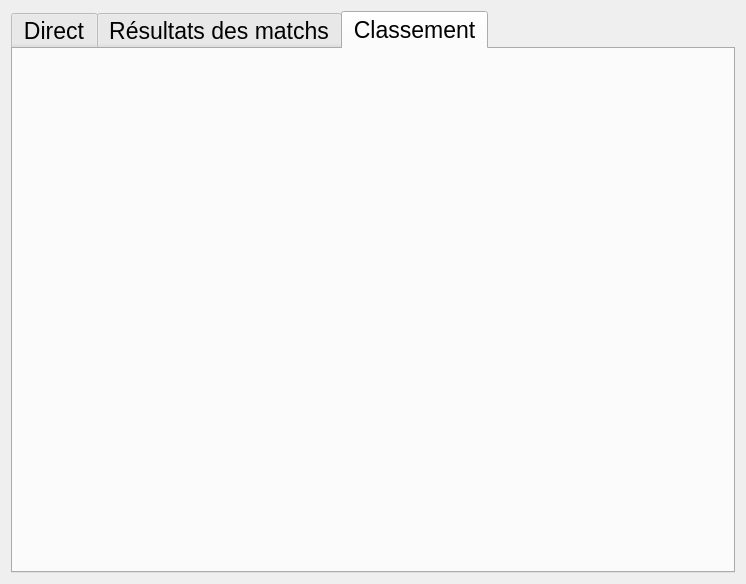
First picture: the form in trunk/CRA/fenetre.ui, repository aperrin/python-adventure, before the edit.
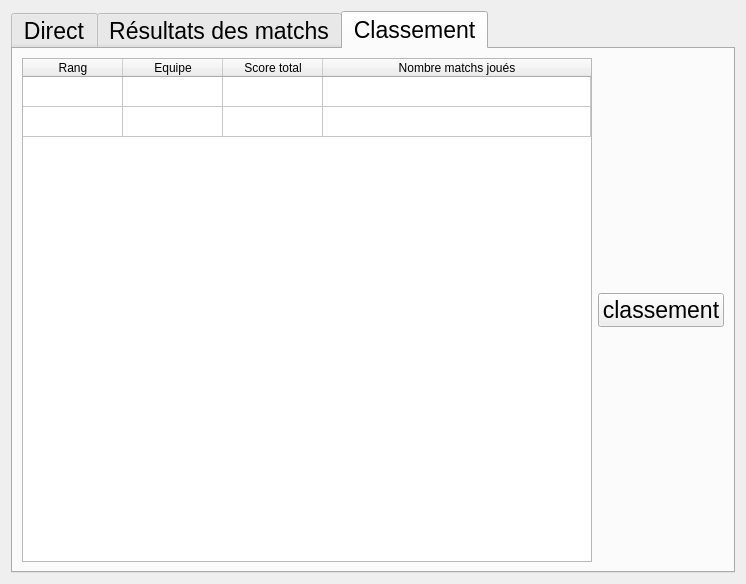
Second picture: the form after the edit. The open tabs and pages were chosen to show the change. Icons and pictures are not drawn.

Commit message: suppression d'un match avec la touche supprimer et non un bouton

The edit to the form file:
```diff
--- a/trunk/CRA/fenetre.ui
+++ b/trunk/CRA/fenetre.ui
@@ -466,7 +466,58 @@
       <attribute name="title">
        <string>Classement</string>
       </attribute>
-      <layout class="QHBoxLayout" name="horizontalLayout_3"/>
+      <layout class="QHBoxLayout" name="horizontalLayout_3">
+       <item>
+        <widget class="QTableWidget" name="tableWidget">
+         <attribute name="horizontalHeaderStretchLastSection">
+          <bool>true</bool>
+         </attribute>
+         <attribute name="verticalHeaderVisible">
+          <bool>false</bool>
+         </attribute>
+         <attribute name="verticalHeaderHighlightSections">
+          <bool>true</bool>
+         </attribute>
+         <row>
+          <property name="text">
+           <string>Nouvelle ligne</string>
+          </property>
+         </row>
+         <row>
+          <property name="text">
+           <string>2</string>
+          </property>
+         </row>
+         <column>
+          <property name="text">
+           <string>Rang</string>
+          </property>
+         </column>
+         <column>
+          <property name="text">
+           <string>Equipe</string>
+          </property>
+         </column>
+         <column>
+          <property name="text">
+           <string>Score total</string>
+          </property>
+         </column>
+         <column>
+          <property name="text">
+           <string>Nombre matchs joués</string>
+          </property>
+         </column>
+        </widget>
+       </item>
+       <item>
+        <widget class="QPushButton" name="pushButton_5">
+         <property name="text">
+          <string>classement</string>
+         </property>
+        </widget>
+       </item>
+      </layout>
      </widget>
     </widget>
    </item>
```
Left out of the diff: 36 changed lines with no effect on the pictures. The commit also changes 1 other file.
